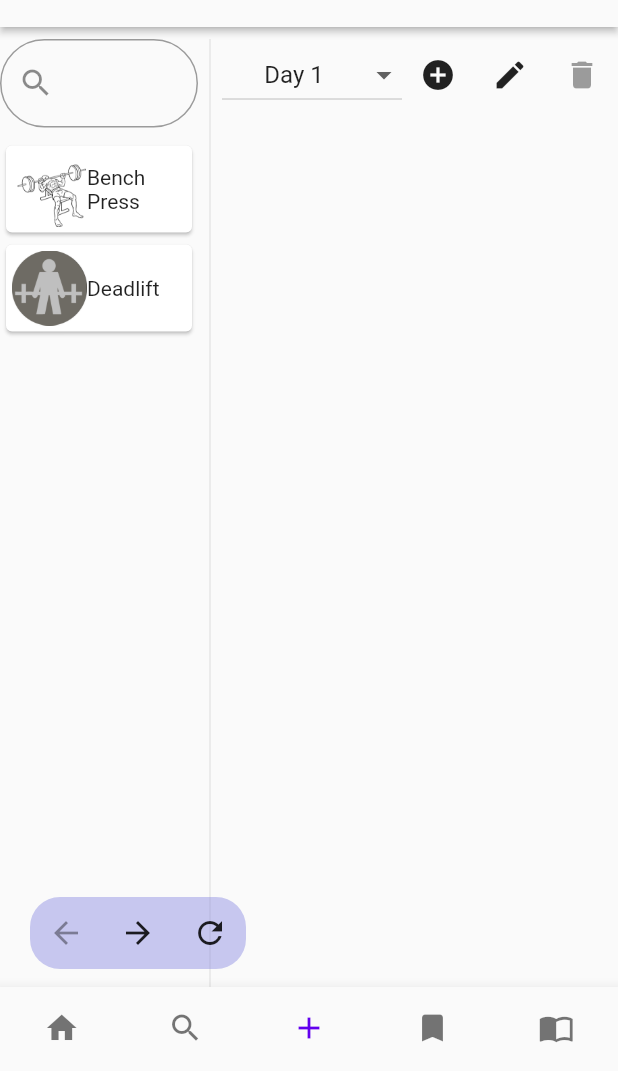
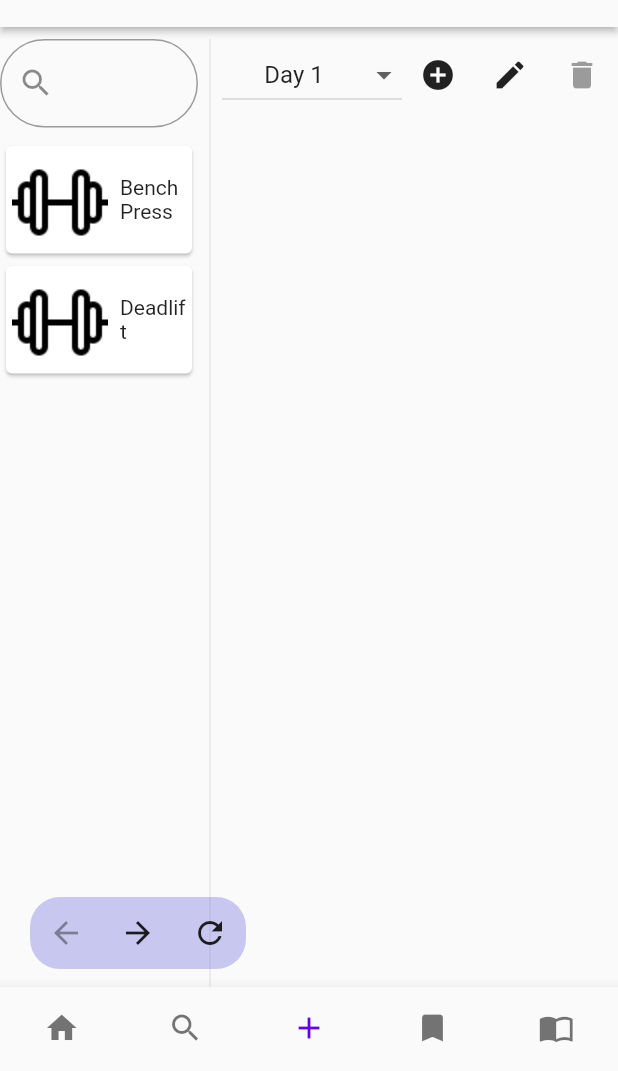
Before and after one commit to bpreise1/frontend, a Flutter app: the screen it shows once a user with an empty profile is signed in, item 3 of the bottom bar chosen, on a phone screen of 412 x 824 dp, the part 165-1236 px from its top. Run offline on Flutter 3.47's test engine with Material 2 defaults, Android fonts, the light colour scheme and no system bars; our stand-ins replace firebase_auth, firebase_core, flutter_riverpod, flutter_slidable, syncfusion_flutter_charts; missing offline and left inert: firebase_ui_auth, firebase_ui_oauth_google; accounts and stored records are empty.

Commit message:
temp icon added

```diff
--- a/lib/statics/all_exercises.dart
+++ b/lib/statics/all_exercises.dart
@@ -2,5 +2,5 @@ import 'package:frontend/models/exercise.dart';
 
 const List<Exercise> allExercises = [
   Exercise(name: 'Bench Press', description: 'Bench Press description'),
-  Exercise(name: 'Deadlift', description: 'Hard fucking lift'),
+  Exercise(name: 'Deadlift', description: 'Deadlift description'),
 ];
--- a/lib/widgets/day_select_dropdown.dart
+++ b/lib/widgets/day_select_dropdown.dart
@@ -110,7 +110,7 @@ class _DaySelectDropdownState extends State<DaySelectDropdown> {
                               builder: ((context) {
                                 return YesNoDialog(
                                   title: Text(
-                                    'Are you sure you want to delete "$currentDay"?',
+                                    'Are you sure you want to delete "$currentDay?"',
                                     textAlign: TextAlign.center,
                                   ),
                                   onNoPressed: () {
--- a/lib/widgets/exercise_list_item.dart
+++ b/lib/widgets/exercise_list_item.dart
@@ -35,10 +35,10 @@ class ExerciseListItem extends StatelessWidget {
             padding: const EdgeInsets.all(4),
             child: Row(
               children: [
-                Image.asset(
-                    'assets/${exercise.name.toLowerCase().replaceAll(' ', '_')}.png',
-                    width: 50,
-                    height: 50),
+                Image.asset('assets/temp.png', width: 64, height: 64),
+                const Padding(
+                  padding: EdgeInsets.symmetric(horizontal: 4),
+                ),
                 flexible
                     ? Flexible(
                         fit: FlexFit.tight,
```
Also changed, not shown: lib/screens/create_plan_page.dart (+6 -4 lines), lib/widgets/plan_list.dart (+23 -6 lines), assets/bench_press.png (deleted), assets/deadlift.png (deleted), assets/temp.png (added).
